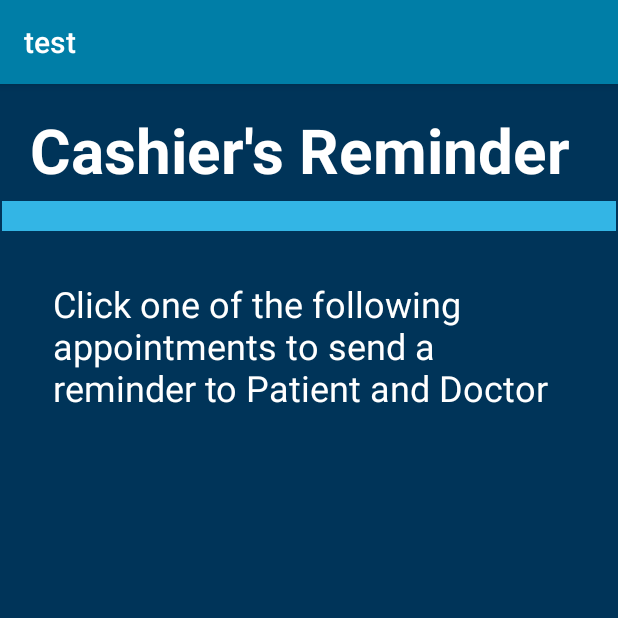
After one commit to doctorfound2020/CSIS3175DF, an Android app: the CashierReminder screen opened directly, with no data from a screen before it, on a phone screen of 412 x 824 dp, the top half of it. The commit adds this screen. Run offline under Robolectric (Android 15) with nearby library versions, the phone set to English and light mode, and no system bars.

Commit message:
branch01 and branch02 combine

```diff
--- /dev/null
+++ b/app/src/main/java/com/example/test/CashierReminder.java
@@ -0,0 +1,14 @@
+package com.example.test;
+
+import androidx.appcompat.app.AppCompatActivity;
+
+import android.os.Bundle;
+
+public class CashierReminder extends AppCompatActivity {
+
+    @Override
+    protected void onCreate(Bundle savedInstanceState) {
+        super.onCreate(savedInstanceState);
+        setContentView(R.layout.activity_cashier_reminder);
+    }
+}
--- a/app/src/main/java/com/example/test/DFhelper.java
+++ b/app/src/main/java/com/example/test/DFhelper.java
@@ -5,6 +5,9 @@ import android.content.Context;
 import android.database.Cursor;
 import android.database.sqlite.SQLiteDatabase;
 import android.database.sqlite.SQLiteOpenHelper;
+
+import java.util.ArrayList;
+import java.util.List;
 
 public class DFhelper extends SQLiteOpenHelper {
     private static final int VERSION = 1;
@@ -88,13 +91,7 @@ public class DFhelper extends SQLiteOpenHelper {
 
     @Override
     public void onUpgrade(SQLiteDatabase db, int oldVersion, int newVersion) {
-        db.execSQL("DROP TABLE IF EXISTS " + DoctorFoundSchema.DoctorTable.NAME);
-        db.execSQL("DROP TABLE IF EXISTS " + DoctorFoundSchema.PatientTable.NAME);
-        db.execSQL("DROP TABLE IF EXISTS "+ DoctorFoundSchema.CashierTable.NAME);
-        db.execSQL("DROP TABLE IF EXISTS " + DoctorFoundSchema.AdminTable.NAME);
-        db.execSQL("DROP TABLE IF EXISTS " + DoctorFoundSchema.AppointmentTable.NAME);
-        db.execSQL("DROP TABLE IF EXISTS " + DoctorFoundSchema.PaymentTable.NAME);
-        onCreate(db);
+
     }
 
     //CUSTOM METHODS
@@ -346,6 +343,46 @@ public class DFhelper extends SQLiteOpenHelper {
     }
 
 
+    // get reminders
+    public List<String> getReminders(){
+        List<String> returnList = new ArrayList<>();
+
+        String query = "SELECT * FROM " + DoctorFoundSchema.AppointmentTable.NAME;
+        SQLiteDatabase db = this.getReadableDatabase();
+        Cursor cursor = db.rawQuery(query,null);
+
+        if(cursor.moveToFirst()){
+            do {
+                int appID = cursor.getInt(0);
+                String date = cursor.getString(1);
+                String dName = cursor.getString(2);
+                String pName = cursor.getString(3);
+
+                String reminder = "Appointment Number: " + appID + ", Date : " + date +
+                        ", Doctor Name : " + dName + ", Patient Name : " + pName;
+                returnList.add(reminder);
+            }while (cursor.moveToNext());
+        }else {
+        }
+        cursor.close();
+        db.close();
+        return returnList;
+    }
+    // add a record to appointment table
+    public boolean addAppointmentRecord(String date, String dname, String pname) {
+        SQLiteDatabase db = this.getWritableDatabase();
+        ContentValues contentValues = new ContentValues();
+        contentValues.put(DoctorFoundSchema.AppointmentTable.Cols.DATE, date);
+        contentValues.put(DoctorFoundSchema.AppointmentTable.Cols.DOCTOR_NAME, dname);
+        contentValues.put(DoctorFoundSchema.AppointmentTable.Cols.PATIENT_NAME, pname);
+        long r = db.insert( DoctorFoundSchema.AppointmentTable.NAME,null,contentValues);
+        if(r > 0){
+            return true;
+        }
+        else {
+            return false;
+        }
+    }
 
 
 
--- a/app/src/main/java/com/example/test/PatientBookAppointment.java
+++ b/app/src/main/java/com/example/test/PatientBookAppointment.java
@@ -4,6 +4,7 @@ import android.app.DatePickerDialog;
 import android.app.TimePickerDialog;
 import android.os.Bundle;
 import android.view.View;
+import android.widget.AdapterView;
 import android.widget.ArrayAdapter;
 import android.widget.Button;
 import android.widget.DatePicker;
@@ -19,8 +20,13 @@ import java.sql.Array;
 import java.util.ArrayList;
 import java.util.Calendar;
 
-public class PatientBookAppointment extends AppCompatActivity {
+public class PatientBookAppointment extends AppCompatActivity implements AdapterView.OnItemSelectedListener{
     Calendar calendar;
+    String Date;
+    String Time;
+    DFhelper dFhelper;
+    String dName;
+    String pName = "Patient Name";
     @Override
     protected void onCreate(Bundle savedInstanceState) {
         super.onCreate(savedInstanceState);
@@ -37,11 +43,10 @@ public class PatientBookAppointment extends AppCompatActivity {
 
         //select doctor spinner
         Spinner spinner = findViewById(R.id.spinnerDoctor);
-        ;
-
         ArrayAdapter adapter = ArrayAdapter.createFromResource(this,R.array.doctorsname, R.layout.color_spinner_layout);
         adapter.setDropDownViewResource(R.layout.spinner_dropdown_layout);
         spinner.setAdapter(adapter);
+        spinner.setOnItemSelectedListener(this);
 
         //show date picker dialog
         Button btndate = findViewById(R.id.btnDate);
@@ -57,7 +62,7 @@ public class PatientBookAppointment extends AppCompatActivity {
                             @Override
                             public void onDateSet(DatePicker view, int year, int month, int day) {
                                 month = month + 1;
-                                String Date = year + "/" + month + "/" + day;
+                                Date = year + "/" + month + "/" + day;
                                 txtdate.setText(Date);
                             }
                         },year,month,day);
@@ -79,7 +84,7 @@ public class PatientBookAppointment extends AppCompatActivity {
                 TimePickerDialog tpd = new TimePickerDialog(PatientBookAppointment.this, new TimePickerDialog.OnTimeSetListener() {
                     @Override
                     public void onTimeSet(TimePicker view, int hour, int minute) {
-                        String Time = hour + ":" + minute;
+                        Time = hour + ":" + minute;
                         txttime.setText(Time);
                     }
                 },hour,minute,true);
@@ -87,9 +92,26 @@ public class PatientBookAppointment extends AppCompatActivity {
             }
         });
 
-
+        Button btnbook = findViewById(R.id.btnBook);
+        btnbook.setOnClickListener(new View.OnClickListener() {
+            @Override
+            public void onClick(View v) {
+                String date = Date + ", " + Time;
+                dFhelper.addAppointmentRecord(date,dName,pName);
+            }
+        });
 
 
 
     }
+
+    @Override
+    public void onItemSelected(AdapterView<?> parent, View view, int position, long id) {
+        dName = parent.getItemAtPosition(position).toString();
+    }
+
+    @Override
+    public void onNothingSelected(AdapterView<?> parent) {
+
+    }
 }
--- a/app/src/main/java/com/example/test/PatientReminder.java
+++ b/app/src/main/java/com/example/test/PatientReminder.java
@@ -7,6 +7,7 @@ import android.widget.ListView;
 import androidx.appcompat.app.AppCompatActivity;
 
 import java.util.ArrayList;
+import java.util.List;
 
 public class PatientReminder extends AppCompatActivity {
 
@@ -20,14 +21,13 @@ public class PatientReminder extends AppCompatActivity {
         //up bottom
         getSupportActionBar().setDisplayHomeAsUpEnabled(true);
 
+        DoctorFoundSchema dfs;
+        DFhelper dFhelper = new DFhelper(PatientReminder.this);
         ListView listView = findViewById(R.id.lvPatientReminder);
-        ArrayList<String> arrayList = new ArrayList<>();
-        arrayList.add("reminder");
-        arrayList.add("reminder");
-        arrayList.add("reminder");
 
+        List<String> reminders = dFhelper.getReminders();
 
-        ArrayAdapter arrayAdapter = new ArrayAdapter(this,android.R.layout.simple_list_item_1,arrayList);
+        ArrayAdapter arrayAdapter = new ArrayAdapter<String>(PatientReminder.this, android.R.layout.simple_list_item_1, reminders);
         listView.setAdapter(arrayAdapter);
 
 
--- /dev/null
+++ b/app/src/main/res/layout/activity_cashier_reminder.xml
@@ -0,0 +1,76 @@
+<?xml version="1.0" encoding="utf-8"?>
+<androidx.constraintlayout.widget.ConstraintLayout xmlns:android="http://schemas.android.com/apk/res/android"
+    xmlns:app="http://schemas.android.com/apk/res-auto"
+    xmlns:tools="http://schemas.android.com/tools"
+    android:layout_width="match_parent"
+    android:layout_height="match_parent"
+    tools:context=".CashierReminderActivity"
+    android:background="#003459">
+
+
+    <TextView
+        android:id="@+id/textView"
+        android:layout_width="376dp"
+        android:layout_height="58dp"
+        android:layout_marginStart="177dp"
+        android:layout_marginLeft="177dp"
+        android:layout_marginTop="16dp"
+        android:layout_marginEnd="176dp"
+        android:layout_marginRight="176dp"
+        android:text="@string/textview"
+        android:textAllCaps="false"
+        android:textColor="#FFFFFF"
+        android:textIsSelectable="false"
+        android:textSize="41sp"
+        android:textStyle="bold"
+        app:layout_constraintEnd_toEndOf="parent"
+        app:layout_constraintHorizontal_bias="0.496"
+        app:layout_constraintStart_toStartOf="parent"
+        app:layout_constraintTop_toTopOf="parent" />
+
+    <View
+        android:id="@+id/divider2"
+        android:layout_width="409dp"
+        android:layout_height="20dp"
+        android:layout_marginStart="1dp"
+        android:layout_marginLeft="1dp"
+        android:layout_marginTop="4dp"
+        android:layout_marginEnd="1dp"
+        android:layout_marginRight="1dp"
+        android:background="@android:color/holo_blue_light"
+        app:layout_constraintEnd_toEndOf="parent"
+        app:layout_constraintHorizontal_bias="1.0"
+        app:layout_constraintStart_toStartOf="parent"
+        app:layout_constraintTop_toBottomOf="@+id/textView" />
+
+    <TextView
+        android:id="@+id/textView2"
+        android:layout_width="342dp"
+        android:layout_height="89dp"
+        android:layout_marginStart="177dp"
+        android:layout_marginLeft="177dp"
+        android:layout_marginTop="32dp"
+        android:layout_marginEnd="176dp"
+        android:layout_marginRight="176dp"
+        android:text="@string/textview2"
+        android:textColor="#FFFFFF"
+        android:textSize="24sp"
+        app:layout_constraintEnd_toEndOf="parent"
+        app:layout_constraintHorizontal_bias="0.503"
+        app:layout_constraintStart_toStartOf="parent"
+        app:layout_constraintTop_toBottomOf="@+id/divider2" />
+
+    <ListView
+        android:layout_width="409dp"
+        android:layout_height="510dp"
+        android:layout_marginStart="1dp"
+        android:layout_marginLeft="1dp"
+        android:layout_marginTop="1dp"
+        android:layout_marginEnd="1dp"
+        android:layout_marginRight="1dp"
+        app:layout_constraintEnd_toEndOf="parent"
+        app:layout_constraintStart_toStartOf="parent"
+        app:layout_constraintTop_toBottomOf="@+id/textView2" />
+
+
+</androidx.constraintlayout.widget.ConstraintLayout>
--- a/app/src/main/res/values/strings.xml
+++ b/app/src/main/res/values/strings.xml
@@ -170,4 +170,8 @@
     <string name="txtpxmessage">Patient\'s Message</string>
     <string name="txthint1">To respond the message, please click the message.</string>
 
+    <!-- CashierReminder-->
+    <string name="textview">Cashier\'s Reminder</string>
+    <string name="textview2">Click one of the following appointments to send a reminder to Patient and Doctor</string>
+
 </resources>
```
Also changed, not shown: app/src/main/AndroidManifest.xml (+38 -14 lines).
